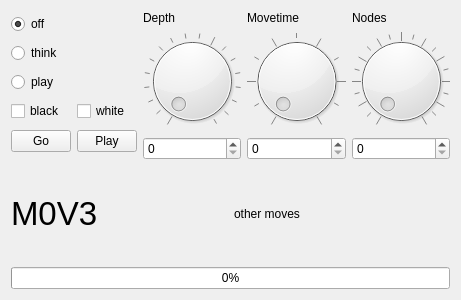
Before: the Qt Designer form src/enginecontroller.ui in Quocvuong82/chessboard, drawn with Qt 5.
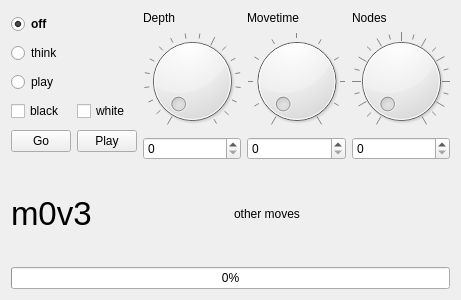
After: the same form once the commit is applied.

```diff
--- a/src/enginecontroller.ui
+++ b/src/enginecontroller.ui
@@ -20,6 +20,12 @@
       <layout class="QVBoxLayout" name="verticalLayout_buttons">
        <item>
         <widget class="QRadioButton" name="radio_power">
+         <property name="font">
+          <font>
+           <weight>75</weight>
+           <bold>true</bold>
+          </font>
+         </property>
          <property name="text">
           <string>off</string>
          </property>
@@ -143,13 +149,13 @@
        <item>
         <widget class="QDial" name="movetime">
          <property name="maximum">
-          <number>100000</number>
+          <number>10000</number>
          </property>
          <property name="singleStep">
           <number>100</number>
          </property>
          <property name="pageStep">
-          <number>200</number>
+          <number>1000</number>
          </property>
          <property name="wrapping">
           <bool>false</bool>
@@ -209,10 +215,12 @@
        <property name="font">
         <font>
          <pointsize>25</pointsize>
+         <weight>50</weight>
+         <bold>false</bold>
         </font>
        </property>
        <property name="text">
-        <string>M0V3</string>
+        <string>m0v3</string>
        </property>
       </widget>
      </item>
```
